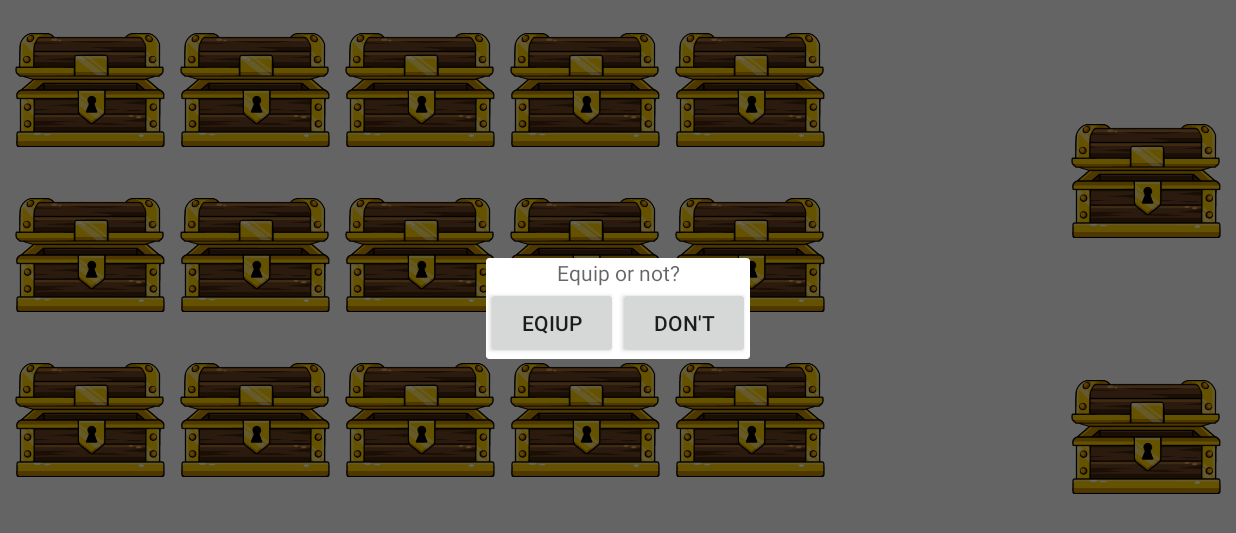
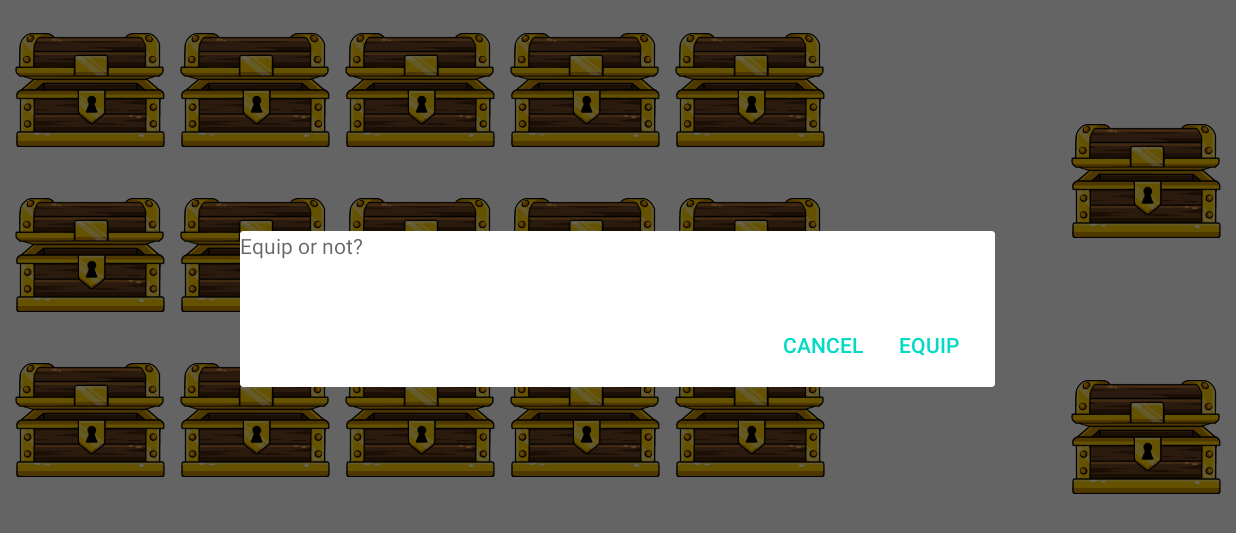
Before and after one commit to OSLL/practice20-dnd-todo, an Android app: the BackpackActivity screen opened directly, with no data from a screen before it, after a tap on "item1", on a phone screen of 824 x 412 dp (held sideways). Shown: the top 533 px of the screen. Run offline under Robolectric (Android 15) with nearby library versions, the phone set to English and light mode, and no system bars.

Commit message:
Improve dialog

```diff
--- a/app/src/main/java/com/makentoshe/androidgithubcitemplate/BackpackActivity.kt
+++ b/app/src/main/java/com/makentoshe/androidgithubcitemplate/BackpackActivity.kt
@@ -1,5 +1,6 @@
 package com.makentoshe.androidgithubcitemplate
 
+import android.content.Intent
 import androidx.appcompat.app.AppCompatActivity
 import android.os.Bundle
 import android.util.Log
@@ -14,8 +15,6 @@ class BackpackActivity : AppCompatActivity() {
         window.decorView.systemUiVisibility = View.SYSTEM_UI_FLAG_FULLSCREEN
 
         Log.d("id", R.layout.dialog_equip.toString())
-        Log.d("id", R.id.yes.toString())
-        Log.d("id", R.id.no.toString())
 
 
         to_game.setOnClickListener {
@@ -23,9 +22,10 @@ class BackpackActivity : AppCompatActivity() {
         }
 
         item1.setOnClickListener {
-            val eqDialog: EqiupDialog = EqiupDialog()
-            val manager = supportFragmentManager
-            eqDialog.show(manager, "myDialog")
+            EquipDialog.Factory().show(supportFragmentManager)
+            //val eqDialog: EqiupDialog = EqiupDialog()
+            //val manager = supportFragmentManager
+            //eqDialog.show(manager, "myDialog")
             window.decorView.systemUiVisibility = View.SYSTEM_UI_FLAG_FULLSCREEN
         }
     }
@@ -45,4 +45,11 @@ class BackpackActivity : AppCompatActivity() {
             window.decorView.systemUiVisibility = View.SYSTEM_UI_FLAG_FULLSCREEN
         }
     }
+
+    public override fun onActivityResult(requestCode: Int, resultCode: Int, data: Intent?) {
+        super.onActivityResult(requestCode, resultCode, data)
+        if (requestCode == 1){
+
+        }
+    }
 }
--- a/app/src/main/java/com/makentoshe/androidgithubcitemplate/EquipDialog.kt
+++ b/app/src/main/java/com/makentoshe/androidgithubcitemplate/EquipDialog.kt
@@ -1,55 +1,39 @@
 package com.makentoshe.androidgithubcitemplate
 
-import android.R.id
-import android.app.ActionBar
 import android.app.Dialog
+import android.content.Intent
 import android.os.Bundle
-import android.content.Context
-import android.util.Log
-import android.view.LayoutInflater
+import android.text.Editable
 import android.view.View
-import android.view.ViewGroup
-import android.view.WindowManager
-import android.view.WindowManager.LayoutParams.FLAG_FULLSCREEN
-import android.widget.Button
+import android.widget.EditText
 import androidx.appcompat.app.AlertDialog
 import androidx.fragment.app.DialogFragment
-//import kotlinx.android.synthetic.main.dialog_equip.*
+import androidx.fragment.app.FragmentManager
 
+class EquipDialog : DialogFragment() {
 
-class EqiupDialog : DialogFragment() {
-    override fun onCreate(savedInstanceState: Bundle?) {
-        super.onCreate(savedInstanceState)
-        dialog?.window?.decorView?.systemUiVisibility = View.SYSTEM_UI_FLAG_FULLSCREEN
+    override fun onCreateDialog(savedInstanceState: Bundle?): Dialog {
+        val builder = AlertDialog.Builder(requireContext())
+        builder.setView(R.layout.dialog_equip)
+        builder.setNegativeButton("Cancel") { dialog, _ -> dialog.dismiss() }
+        builder.setPositiveButton("Equip") { dialog, _ ->
+            onPositiveClick(dialog as AlertDialog)
+            dismiss()
+        }
+        return builder.create()
     }
 
-    override fun onCreateDialog(savedInstanceState: Bundle?): Dialog {
-        dialog?.window?.decorView?.systemUiVisibility = View.SYSTEM_UI_FLAG_FULLSCREEN
-        return super.onCreateDialog(savedInstanceState)
+    private fun onPositiveClick(dialog: AlertDialog) {
+        val intent = Intent().putExtra("click", 1)
+        (requireActivity() as BackpackActivity).onActivityResult(1, 1, intent)
     }
 
-    override fun onCreateView(
-        inflater: LayoutInflater,
-        container: ViewGroup?,
-        savedInstanceState: Bundle?
-    ): View? {
-        val v = inflater.inflate(R.layout.dialog_equip, container, false)
-        val yes: Button = v.findViewById(R.id.yes)
-        val no: Button = v.findViewById(R.id.no)
+    class Factory {
 
-        dialog?.window?.decorView?.systemUiVisibility = View.SYSTEM_UI_FLAG_FULLSCREEN
-
-        yes.setOnClickListener {
-            Log.d("PRESSED", "yes pressed in dialog")
-            dialog?.dismiss()
+        fun show(parentFragmentManager: FragmentManager): EquipDialog {
+            val fragment = EquipDialog()
+            fragment.show(parentFragmentManager, EquipDialog::class.java.simpleName)
+            return fragment
         }
-        no.setOnClickListener {
-            Log.d("PRESSED", "no pressed in dialog")
-            dialog?.dismiss()
-        }
-
-        return v // normaldi rabotaet
-//        return inflater.inflate(R.layout.dialog_equip, container, false) //ne norm ne builditsa
-        //return super.onCreateView(inflater.inflate(R.layout.dialog_eqiup, container, false), container, savedInstanceState)
     }
 }
--- a/app/src/main/res/layout/dialog_equip.xml
+++ b/app/src/main/res/layout/dialog_equip.xml
@@ -12,22 +12,7 @@
         android:hint="Equip or not?"
         app:layout_constraintTop_toTopOf="parent"
         app:layout_constraintLeft_toLeftOf="parent"
-        app:layout_constraintRight_toRightOf="@id/no"/>
-
-    <Button
-        android:id="@+id/yes"
-        android:layout_width="wrap_content"
-        android:layout_height="wrap_content"
-        app:layout_constraintLeft_toLeftOf="parent"
-        app:layout_constraintTop_toBottomOf="@id/question"
-        android:text="EQIUP"/>
-    <Button
-        android:id="@+id/no"
-        android:layout_width="wrap_content"
-        android:layout_height="wrap_content"
-        app:layout_constraintLeft_toRightOf="@id/yes"
-        app:layout_constraintTop_toBottomOf="@id/question"
-        android:text="DON'T"/>
+        />
 
 </androidx.constraintlayout.widget.ConstraintLayout>
 <!--
```
